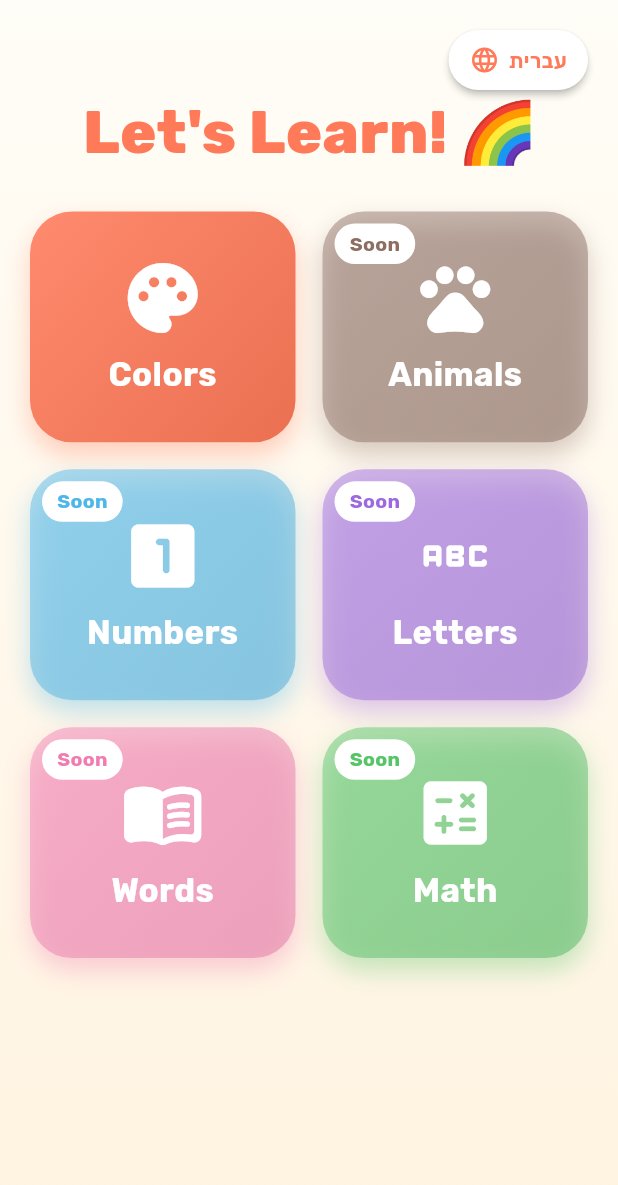
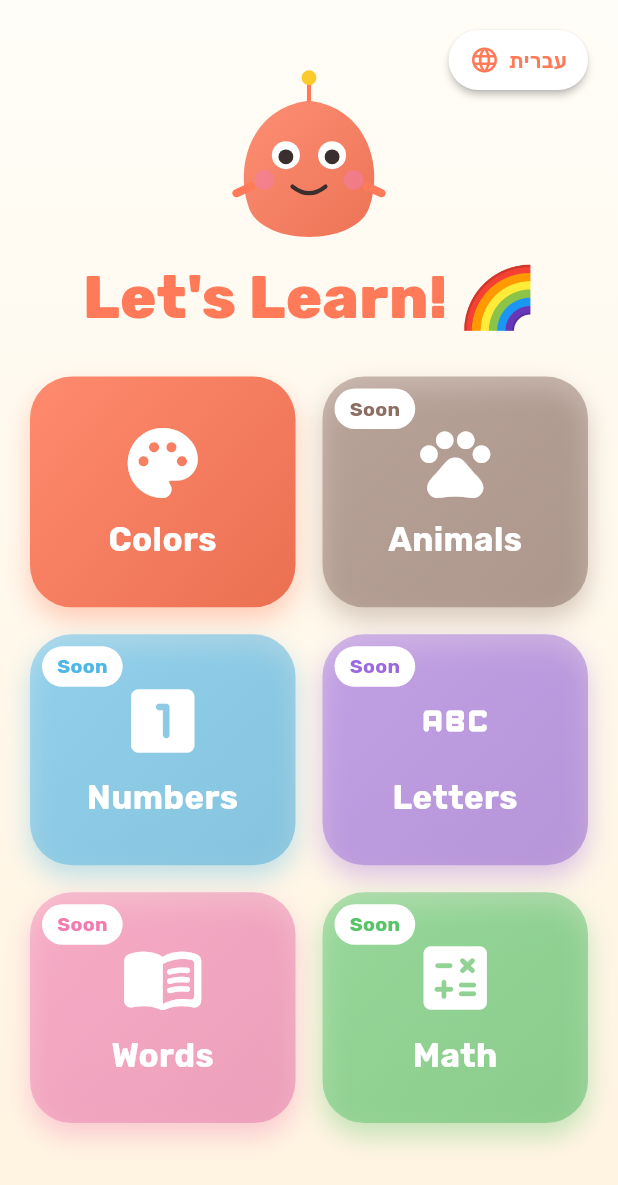
Before and after one commit to shirdagan/kids-learning-app, a Flutter app: the screen it shows after launch, after a tap on "English", on a phone screen of 412 x 824 dp. Shown: the top 1185 px of the screen. Run offline on Flutter 3.47's test engine with Material 3 defaults, Android fonts, the phone set to English and light mode, and no system bars; our stand-ins replace audioplayers, flutter_tts.

Commit message:
Fix games freezing after an answer; add Bubu the mascot
Bug fix (critical): VoiceClipService was waiting up to 10 seconds per
missing voice clip before falling back to TTS, and a full playback
timeout was incorrectly treated as success (staying silent). Since no
recordings exist yet, every spoken phrase hit this path — this is what
made the find-the-color and sort games feel stuck after each answer.
Now checks asset existence via rootBundle first (near-instant), and a
real timeout correctly falls back to TTS instead of going silent.

Also:
- Add Bubu (lib/widgets/mascot_character.dart): an original round
  character (not modeled on any specific animal, to stay distinct from
  market mascots) with an always-on idle animation (breathing + blink)
  and a celebration animation, drawn entirely in CustomPainter. Placed
  on the home screen and in the sort game's completion screen.
- Fix two flaky navigation tests: drive ModuleTile.onTap directly
  instead of simulating a tap, which is more robust than guessing
  hit-test coordinates during entrance/transition animations.

```diff
--- a/kids_reading_app/lib/screens/colors/color_sort_game_screen.dart
+++ b/kids_reading_app/lib/screens/colors/color_sort_game_screen.dart
@@ -9,8 +9,8 @@ import '../../i18n/language_controller.dart';
 import '../../models/color_concept.dart';
 import '../../services/feedback_service.dart';
 import '../../services/voice_clip_service.dart';
-import '../../widgets/bounce_in.dart';
 import '../../widgets/confetti_burst.dart';
+import '../../widgets/mascot_character.dart';
 import '../../widgets/object_illustration.dart';
 import '../../widgets/responsive_center.dart';
 import '../../widgets/round_icon_button.dart';
@@ -334,7 +334,7 @@ class _CelebrationView extends StatelessWidget {
       child: Column(
         mainAxisSize: MainAxisSize.min,
         children: [
-          const BounceIn(child: Text('🎉', style: TextStyle(fontSize: 90))),
+          const MascotCharacter(size: 150, celebrateTrigger: 1),
           const SizedBox(height: 16),
           Text(
             AppStrings.celebrationTitle(language),
--- a/kids_reading_app/lib/screens/home_screen.dart
+++ b/kids_reading_app/lib/screens/home_screen.dart
@@ -5,6 +5,7 @@ import '../i18n/language_controller.dart';
 import '../navigation/fade_scale_route.dart';
 import '../theme/app_theme.dart';
 import '../widgets/bounce_in.dart';
+import '../widgets/mascot_character.dart';
 import '../widgets/module_tile.dart';
 import '../widgets/responsive_center.dart';
 import 'coming_soon_screen.dart';
@@ -112,6 +113,7 @@ class HomeScreen extends StatelessWidget {
                       _LanguageToggleButton(controller: language),
                     ],
                   ),
+                  const MascotCharacter(size: 110),
                   BounceIn(
                     child: Text(
                       AppStrings.homeTitle(l),
--- a/kids_reading_app/lib/services/voice_clip_service.dart
+++ b/kids_reading_app/lib/services/voice_clip_service.dart
@@ -1,6 +1,7 @@
 import 'dart:async';
 
 import 'package:audioplayers/audioplayers.dart';
+import 'package:flutter/services.dart' show rootBundle;
 
 import '../i18n/app_language.dart';
 import 'tts_service.dart';
@@ -59,22 +60,31 @@ class VoiceClipService implements VoiceService {
       'audio/voice/${language.localeTag}/$clipKey.m4a';
 
   Future<bool> _tryPlayClip(String assetPath) async {
+    // בדיקה מהירה ומקומית אם ההקלטה בכלל קיימת בחבילת ה-assets, לפני
+    // שמנסים לנגן אותה. כך, כשההקלטה עדיין לא קיימת (המצב הנפוץ כרגע),
+    // נופלים ל-TTS כמעט מיידית — במקום לחכות לטיים-אאוט ארוך על כל
+    // ביטוי (מה שגרם למשחקים "להיתקע" לכמה שניות אחרי כל תשובה).
+    try {
+      await rootBundle.load('assets/$assetPath');
+    } catch (_) {
+      return false;
+    }
+
     try {
       await _player.stop();
       final completer = Completer<void>();
       late final StreamSubscription<void> sub;
       sub = _player.onPlayerComplete.listen((_) {
-        sub.cancel();
         if (!completer.isCompleted) completer.complete();
       });
       await _player.play(AssetSource(assetPath));
-      await completer.future.timeout(
-        const Duration(seconds: 10),
-        onTimeout: () => sub.cancel(),
-      );
+      // אם הניגון עצמו נתקע (למשל שגיאת פלטפורמה) — טיים-אאוט זורק
+      // חריגה, שנתפסת למטה כ"נכשל" ומפעילה TTS, במקום "להצליח" בשקט
+      // בלי שום קול.
+      await completer.future.timeout(const Duration(seconds: 8));
+      await sub.cancel();
       return true;
     } catch (_) {
-      // הקליפ לא קיים (עדיין לא הוקלט) או שאירעה שגיאת ניגון — נופלים ל-TTS.
       return false;
     }
   }
--- /dev/null
+++ b/kids_reading_app/lib/widgets/mascot_character.dart
@@ -0,0 +1,230 @@
+import 'dart:async';
+import 'dart:math' as math;
+
+import 'package:flutter/material.dart';
+
+/// "בּוּבּוּ" — הדמות המובילה של האפליקציה: יצור עגול, חמים וידידותי
+/// (לא מבוסס על חיה ספציפית, כדי שלא ידמה לדמויות מובילות באפליקציות
+/// אחרות בשוק). מצויר לגמרי ב-CustomPainter, בדיוק כמו שאר האיורים.
+///
+/// חי כל הזמן (נשימה עדינה + מצמוץ מדי כמה שניות), ויודע לבצע אנימציית
+/// חגיגה קצרה (קפיצה + נענוע ידיים) בכל פעם ש-[celebrateTrigger] משתנה
+/// (או כבר עם הטעינה הראשונה, אם התחיל שונה מ-0).
+class MascotCharacter extends StatefulWidget {
+  const MascotCharacter({
+    super.key,
+    this.size = 140,
+    this.celebrateTrigger = 0,
+  });
+
+  final double size;
+  final int celebrateTrigger;
+
+  @override
+  State<MascotCharacter> createState() => _MascotCharacterState();
+}
+
+class _MascotCharacterState extends State<MascotCharacter>
+    with TickerProviderStateMixin {
+  late final AnimationController _idleController = AnimationController(
+    vsync: this,
+    duration: const Duration(seconds: 2),
+  )..repeat(reverse: true);
+  late final AnimationController _blinkController = AnimationController(
+    vsync: this,
+    duration: const Duration(milliseconds: 160),
+  );
+  late final AnimationController _celebrateController = AnimationController(
+    vsync: this,
+    duration: const Duration(milliseconds: 900),
+  );
+  final _random = math.Random();
+  Timer? _blinkTimer;
+
+  @override
+  void initState() {
+    super.initState();
+    _scheduleBlink();
+    if (widget.celebrateTrigger != 0) {
+      WidgetsBinding.instance.addPostFrameCallback((_) {
+        if (mounted) _celebrateController.forward(from: 0);
+      });
+    }
+  }
+
+  void _scheduleBlink() {
+    _blinkTimer = Timer(
+      Duration(milliseconds: 2400 + _random.nextInt(2600)),
+      () async {
+        if (!mounted) return;
+        await _blinkController.forward();
+        if (!mounted) return;
+        await _blinkController.reverse();
+        _scheduleBlink();
+      },
+    );
+  }
+
+  @override
+  void didUpdateWidget(covariant MascotCharacter oldWidget) {
+    super.didUpdateWidget(oldWidget);
+    if (widget.celebrateTrigger != oldWidget.celebrateTrigger &&
+        widget.celebrateTrigger != 0) {
+      _celebrateController.forward(from: 0);
+    }
+  }
+
+  @override
+  void dispose() {
+    _blinkTimer?.cancel();
+    _idleController.dispose();
+    _blinkController.dispose();
+    _celebrateController.dispose();
+    super.dispose();
+  }
+
+  @override
+  Widget build(BuildContext context) {
+    return AnimatedBuilder(
+      animation: Listenable.merge([
+        _idleController,
+        _blinkController,
+        _celebrateController,
+      ]),
+      builder: (context, _) {
+        final celebrating = _celebrateController.isAnimating;
+        final c = _celebrateController.value;
+
+        final bounceY = celebrating
+            ? -math.sin(c * math.pi) * widget.size * 0.22
+            : -math.sin(_idleController.value * math.pi) * widget.size * 0.035;
+        final wiggle = celebrating ? math.sin(c * math.pi * 5) * 0.12 : 0.0;
+        final armLift = celebrating ? math.sin(c * math.pi) : 0.0;
+
+        return Transform.translate(
+          offset: Offset(0, bounceY),
+          child: Transform.rotate(
+            angle: wiggle,
+            child: CustomPaint(
+              size: Size.square(widget.size),
+              painter: _MascotPainter(
+                blink: _blinkController.value,
+                armLift: armLift,
+              ),
+            ),
+          ),
+        );
+      },
+    );
+  }
+}
+
+class _MascotPainter extends CustomPainter {
+  _MascotPainter({required this.blink, required this.armLift});
+
+  final double blink;
+  final double armLift;
+
+  static const _bodyColor = Color(0xFFFF7A59);
+  static const _darkAccent = Color(0xFF3A2E2E);
+
+  @override
+  void paint(Canvas canvas, Size size) {
+    final w = size.width, h = size.height;
+
+    // גוף — בלוב מעוגל, עם גרדיאנט קל לתחושת נפח.
+    final bodyPaint = Paint()
+      ..shader = LinearGradient(
+        begin: Alignment.topLeft,
+        end: Alignment.bottomRight,
+        colors: [
+          Color.lerp(_bodyColor, Colors.white, 0.18)!,
+          Color.lerp(_bodyColor, Colors.black, 0.08)!,
+        ],
+      ).createShader(Rect.fromLTWH(0, 0, w, h));
+    final body = Path()
+      ..moveTo(w * 0.5, h * 0.1)
+      ..cubicTo(w * 0.85, h * 0.14, w * 0.96, h * 0.5, w * 0.86, h * 0.76)
+      ..cubicTo(w * 0.76, h * 0.98, w * 0.24, h * 0.98, w * 0.14, h * 0.76)
+      ..cubicTo(w * 0.04, h * 0.5, w * 0.15, h * 0.14, w * 0.5, h * 0.1)
+      ..close();
+    canvas.drawPath(body, bodyPaint);
+
+    // אנטנה קטנה עם נקודת אור בקצה — נותנת "אישיות" בלי להתבסס על
+    // חיה ספציפית.
+    final antennaPaint = Paint()
+      ..color = _bodyColor
+      ..strokeWidth = w * 0.025
+      ..strokeCap = StrokeCap.round;
+    canvas.drawLine(
+      Offset(w * 0.5, h * 0.1),
+      Offset(w * 0.5, h * -0.02),
+      antennaPaint,
+    );
+    canvas.drawCircle(
+      Offset(w * 0.5, h * -0.04),
+      w * 0.045,
+      Paint()..color = const Color(0xFFFBCB2E),
+    );
+
+    // זרועות קטנות (מתרוממות בזמן חגיגה).
+    final armPaint = Paint()
+      ..color = _bodyColor
+      ..strokeWidth = w * 0.05
+      ..strokeCap = StrokeCap.round;
+    canvas.drawLine(
+      Offset(w * 0.15, h * 0.62),
+      Offset(w * (0.06 - armLift * 0.04), h * (0.66 - armLift * 0.3)),
+      armPaint,
+    );
+    canvas.drawLine(
+      Offset(w * 0.85, h * 0.62),
+      Offset(w * (0.94 + armLift * 0.04), h * (0.66 - armLift * 0.3)),
+      armPaint,
+    );
+
+    // עיניים (נסגרות במצמוץ).
+    final eyeH = h * 0.17 * (1 - blink * 0.92);
+    const leftCenter = Alignment(-0.28, -0.14);
+    const rightCenter = Alignment(0.28, -0.14);
+    final leftEye = leftCenter.withinRect(Rect.fromLTWH(0, 0, w, h));
+    final rightEye = rightCenter.withinRect(Rect.fromLTWH(0, 0, w, h));
+    final eyeWhite = Paint()..color = Colors.white;
+    canvas.drawOval(
+      Rect.fromCenter(center: leftEye, width: w * 0.17, height: eyeH),
+      eyeWhite,
+    );
+    canvas.drawOval(
+      Rect.fromCenter(center: rightEye, width: w * 0.17, height: eyeH),
+      eyeWhite,
+    );
+    if (blink < 0.75) {
+      final pupil = Paint()..color = _darkAccent;
+      canvas.drawCircle(leftEye + Offset(0, h * 0.01), w * 0.045, pupil);
+      canvas.drawCircle(rightEye + Offset(0, h * 0.01), w * 0.045, pupil);
+    }
+
+    // לחיים ורודות.
+    final blush = Paint()
+      ..color = const Color(0xFFF17DB0).withValues(alpha: 0.5);
+    canvas.drawCircle(Offset(w * 0.23, h * 0.58), w * 0.06, blush);
+    canvas.drawCircle(Offset(w * 0.77, h * 0.58), w * 0.06, blush);
+
+    // חיוך.
+    final smile = Path()
+      ..moveTo(w * 0.4, h * 0.62)
+      ..quadraticBezierTo(w * 0.5, h * 0.7, w * 0.6, h * 0.62);
+    canvas.drawPath(
+      smile,
+      Paint()
+        ..color = _darkAccent
+        ..style = PaintingStyle.stroke
+        ..strokeWidth = w * 0.025
+        ..strokeCap = StrokeCap.round,
+    );
+  }
+
+  @override
+  bool shouldRepaint(covariant _MascotPainter oldDelegate) =>
+      oldDelegate.blink != blink || oldDelegate.armLift != armLift;
+}
```
Also changed, not shown: 1 other file.
